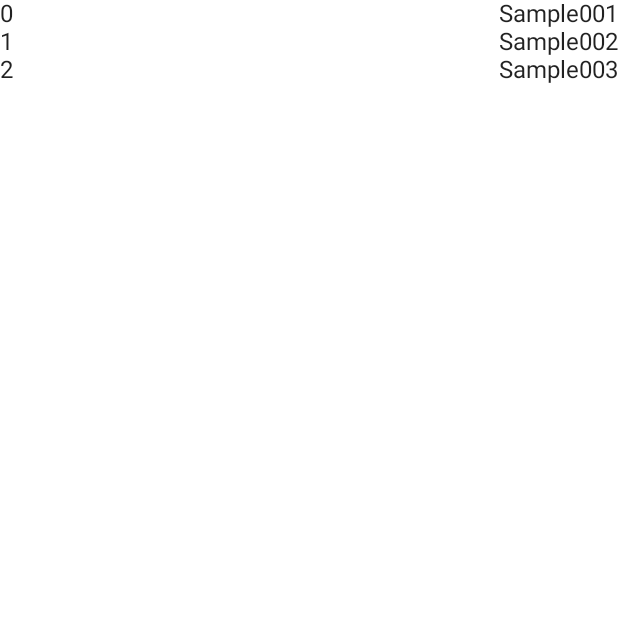
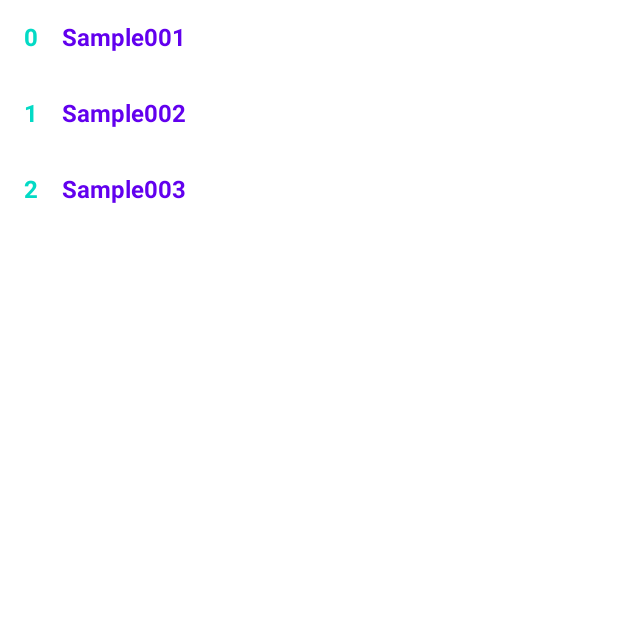
Before and after one commit to zukkeyApp/AndroidUiTips, an Android app built with Jetpack Compose: the screen it shows after launch (MainActivity), on a phone screen of 412 x 824 dp, the top half of it. Run offline under Robolectric (Android 15) with nearby library versions, the phone set to English and light mode, and no system bars; our stand-ins replace Dagger/Hilt's generated code.

Commit message:
Replaced the main screen and carved out the cells so that they can be reused.

```diff
--- /dev/null
+++ b/app/src/main/java/com/zukkeyapp/androiduitips/ui/main/MainCellComposable.kt
@@ -0,0 +1,47 @@
+package com.zukkeyapp.androiduitips.ui.main
+
+import androidx.compose.foundation.layout.Arrangement
+import androidx.compose.foundation.layout.Row
+import androidx.compose.foundation.layout.fillMaxWidth
+import androidx.compose.foundation.layout.padding
+import androidx.compose.material.MaterialTheme
+import androidx.compose.material.Text
+import androidx.compose.runtime.Composable
+import androidx.compose.ui.Alignment
+import androidx.compose.ui.Modifier
+import androidx.compose.ui.text.font.FontWeight
+import androidx.compose.ui.tooling.preview.Preview
+import androidx.compose.ui.unit.dp
+
+@Composable
+fun MainCellComposable(
+    number: Int,
+    title: String
+) {
+    Row(
+        modifier = Modifier.fillMaxWidth(),
+        verticalAlignment = Alignment.CenterVertically
+    ) {
+        Text(
+            text = number.toString(),
+            fontWeight = FontWeight.Bold,
+            color = MaterialTheme.colors.secondary,
+            modifier = Modifier.padding(start = 16.dp, top = 16.dp, bottom = 16.dp)
+        )
+        Text(
+            text = title,
+            fontWeight = FontWeight.Bold,
+            color = MaterialTheme.colors.primary,
+            modifier = Modifier.padding(16.dp)
+        )
+    }
+}
+
+@Preview(name = "メイン画面のセルの表示サンプル", showBackground = true)
+@Composable
+fun MainCellComposablePreview() {
+    MainCellComposable(
+        number = 0,
+        title = "Sample"
+    )
+}
--- a/app/src/main/java/com/zukkeyapp/androiduitips/ui/main/MainScreen.kt
+++ b/app/src/main/java/com/zukkeyapp/androiduitips/ui/main/MainScreen.kt
@@ -6,10 +6,16 @@ import androidx.compose.material.Text
 import androidx.compose.runtime.Composable
 import androidx.compose.ui.Alignment
 import androidx.compose.ui.Modifier
+import androidx.compose.ui.tooling.preview.Preview
 
 @Composable
 fun MainScreen(viewModel: MainViewModel) {
     val list = viewModel.uiState.cellDataList
+    MainContentsComposable(list = list)
+}
+
+@Composable
+private fun MainContentsComposable(list: List<MainUiState.MainCellData>) {
     if (list.isEmpty()) {
         Column(
             modifier = Modifier.fillMaxSize(),
@@ -22,15 +28,23 @@ fun MainScreen(viewModel: MainViewModel) {
             modifier = Modifier.fillMaxSize(),
         ) {
             list.map {
-                Row(
-                    modifier = Modifier.fillMaxWidth(),
-                    horizontalArrangement = Arrangement.SpaceBetween,
-                    verticalAlignment = Alignment.CenterVertically
-                ) {
-                    Text(text = it.id.toString())
-                    Text(text = it.name)
-                }
+                MainCellComposable(number = it.id, title = it.name)
             }
         }
     }
 }
+
+@Preview(name = "スクリーン画面の一覧", showBackground = true)
+@Composable
+private fun MainScreenComposablePreview() {
+    MainContentsComposable(list = createMainCellDataList())
+}
+
+private fun createMainCellDataList(): List<MainUiState.MainCellData> {
+    return (0..10).map {
+        MainUiState.MainCellData(
+            id = it,
+            name = "Sample$it"
+        )
+    }
+}
```
